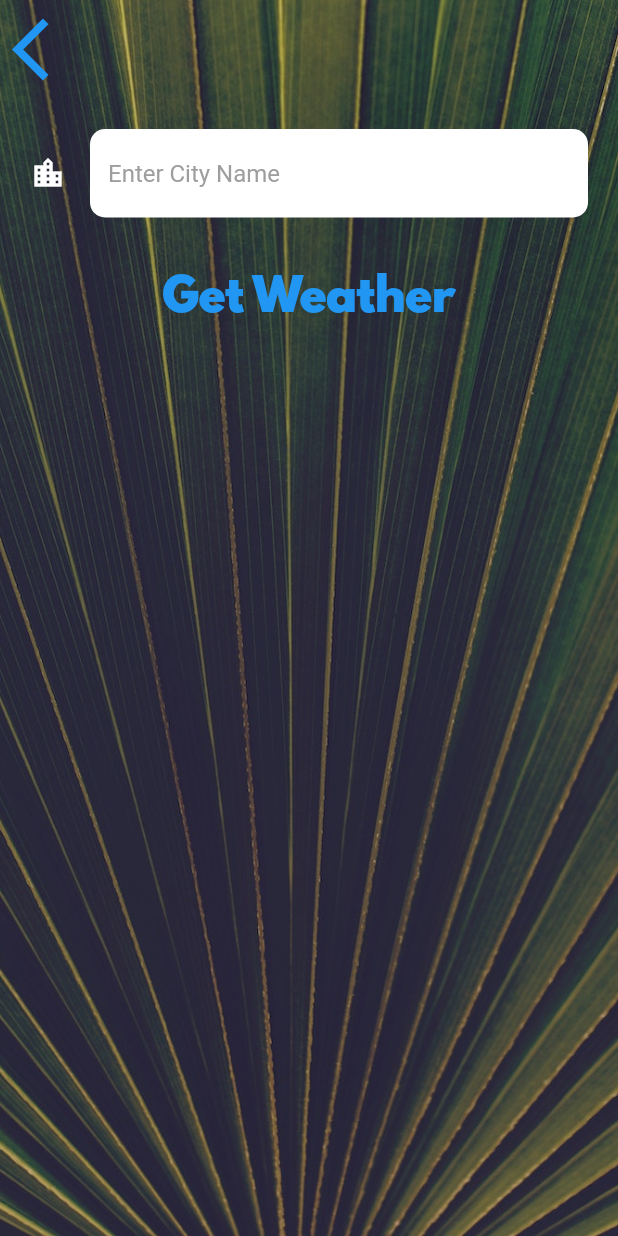
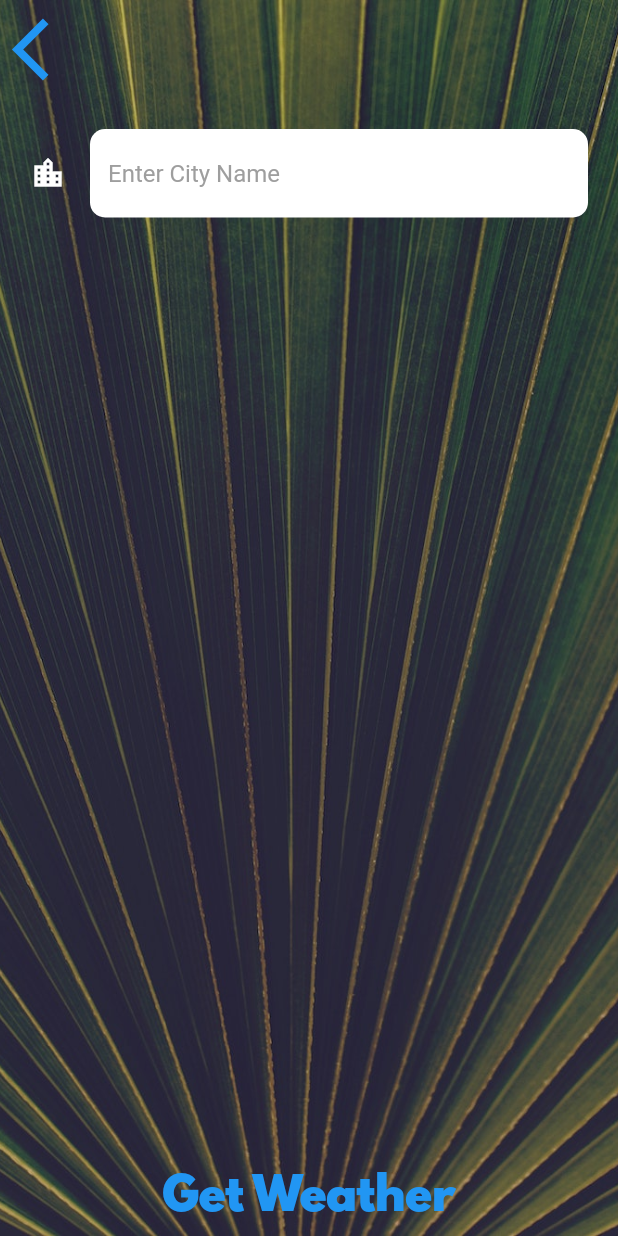
Before and after one commit to Satvik28/Flutter, a Flutter app: the CityScreen screen opened directly, on a phone screen of 412 x 824 dp. Run offline on Flutter 3.47's test engine with Material 2 defaults, Android fonts, the phone set to English and light mode, and no system bars; our stand-ins replace audioplayers, flutter_spinkit, font_awesome_flutter, geolocator, rflutter_alert; missing offline and left inert: geolocator_web; network calls fail.

Commit message:
Be project Updated

```diff
--- a/Clima-Flutter/lib/screens/city_screen.dart
+++ b/Clima-Flutter/lib/screens/city_screen.dart
@@ -34,7 +34,8 @@ class _CityScreenState extends State<CityScreen> {
                   ),
                 ),
               ),
-              Container(
+              Expanded(
+                child: Container(
                   padding: EdgeInsets.all(20.0),
                   child: TextField(
                     style: TextStyle(
@@ -44,6 +45,7 @@ class _CityScreenState extends State<CityScreen> {
                     onChanged: (value) {
                       cityName = value;
                     },
+                  ),
                 ),
               ),
               TextButton(
--- /dev/null
+++ b/be_project/lib/utilities/constants.dart
@@ -0,0 +1,24 @@
+import 'package:flutter/material.dart';
+
+const kButtonTextStyle = TextStyle(
+  fontSize: 25.0,
+);
+const kTextFieldInputDecoration = InputDecoration(
+  filled: true,
+  fillColor: Color(0xFFF2EDE6),
+  icon: Icon(
+    Icons.food_bank_outlined,
+    size: 50.0,
+    color: Color(0xFF0ABAB5),
+  ),
+  hintText: 'Enter Ingredient Name',
+  hintStyle: TextStyle(
+    color: Colors.grey,
+  ),
+  border: OutlineInputBorder(
+    borderRadius: BorderRadius.all(
+      Radius.circular(10.0),
+    ),
+    borderSide: BorderSide.none,
+  ),
+);
--- a/be_project/pubspec.yaml
+++ b/be_project/pubspec.yaml
@@ -34,6 +34,7 @@ dependencies:
   # The following adds the Cupertino Icons font to your application.
   # Use with the CupertinoIcons class for iOS style icons.
   cupertino_icons: ^1.0.2
+  flutter_svg: ^1.0.3
 
 dev_dependencies:
   flutter_test:
@@ -58,9 +59,8 @@ flutter:
   uses-material-design: true
 
   # To add assets to your application, add an assets section, like this:
-  # assets:
-  #   - images/a_dot_burr.jpeg
-  #   - images/a_dot_ham.jpeg
+  assets:
+  - assets/
 
   # An image asset can refer to one or more resolution-specific "variants", see
   # https://flutter.dev/assets-and-images/#resolution-aware.
```
Also changed, not shown: be_project/lib/list_page.dart (added, +15 -0 lines), be_project/lib/main.dart (+4 -103 lines), be_project/lib/main_screen.dart (added, +102 -0 lines), be_project/pubspec.lock, i_am_anime/pubspec.lock, 1 other file. Lines whose indentation alone changed are shown as unchanged.
